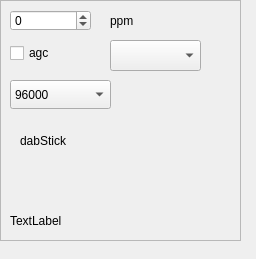
JvanKatwijk/drm-receiver, file devices/rtlsdr-handler/rtlsdr-widget.ui: the form before one commit.
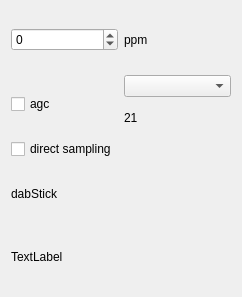
The form after the commit.

Commit message: modified rtlsdr handler

What changed in the file:
```diff
--- a/devices/rtlsdr-handler/rtlsdr-widget.ui
+++ b/devices/rtlsdr-handler/rtlsdr-widget.ui
@@ -6,50 +6,18 @@
    <rect>
     <x>0</x>
     <y>0</y>
-    <width>256</width>
-    <height>259</height>
+    <width>242</width>
+    <height>297</height>
    </rect>
   </property>
   <property name="windowTitle">
    <string>Form</string>
   </property>
-  <widget class="QFrame" name="frame">
-   <property name="geometry">
-    <rect>
-     <x>0</x>
-     <y>0</y>
-     <width>241</width>
-     <height>241</height>
-    </rect>
-   </property>
-   <property name="frameShape">
-    <enum>QFrame::StyledPanel</enum>
-   </property>
-   <property name="frameShadow">
-    <enum>QFrame::Raised</enum>
-   </property>
-   <widget class="QLabel" name="label">
-    <property name="geometry">
-     <rect>
-      <x>20</x>
-      <y>130</y>
-      <width>67</width>
-      <height>21</height>
-     </rect>
-    </property>
-    <property name="text">
-     <string>dabStick</string>
-    </property>
-   </widget>
+  <layout class="QVBoxLayout" name="verticalLayout_2">
+   <item>
+    <layout class="QHBoxLayout" name="horizontalLayout">
+     <item>
    <widget class="QSpinBox" name="f_correction">
-    <property name="geometry">
-     <rect>
-      <x>10</x>
-      <y>10</y>
-      <width>81</width>
-      <height>21</height>
-     </rect>
-    </property>
     <property name="toolTip">
      <string>&lt;html&gt;&lt;head/&gt;&lt;body&gt;&lt;p&gt;Set the ppm.&lt;/p&gt;&lt;/body&gt;&lt;/html&gt;</string>
     </property>
@@ -60,79 +28,20 @@
      <number>100</number>
     </property>
    </widget>
+     </item>
+     <item>
    <widget class="QLabel" name="label_4">
-    <property name="geometry">
-     <rect>
-      <x>110</x>
-      <y>10</y>
-      <width>31</width>
-      <height>21</height>
-     </rect>
-    </property>
     <property name="text">
      <string>ppm</string>
     </property>
    </widget>
-   <widget class="QLabel" name="statusLabel">
-    <property name="geometry">
-     <rect>
-      <x>10</x>
-      <y>170</y>
-      <width>121</width>
-      <height>20</height>
-     </rect>
-    </property>
-    <property name="text">
-     <string/>
-    </property>
-   </widget>
-   <widget class="QComboBox" name="rateSelector">
-    <property name="geometry">
-     <rect>
-      <x>10</x>
-      <y>80</y>
-      <width>101</width>
-      <height>29</height>
-     </rect>
-    </property>
-    <property name="toolTip">
-     <string>&lt;html&gt;&lt;head/&gt;&lt;body&gt;&lt;p&gt;Output frequency. Note that setting the output frequency to a different value requires pushing the startbutton of the SW software to continue.&lt;/p&gt;&lt;/body&gt;&lt;/html&gt;</string>
-    </property>
-    <item>
-     <property name="text">
-      <string>96000</string>
-     </property>
-    </item>
-    <item>
-     <property name="text">
-      <string>192000</string>
-     </property>
+     </item>
+    </layout>
     </item>
     <item>
-     <property name="text">
-      <string>512000</string>
-     </property>
-    </item>
+    <layout class="QHBoxLayout" name="horizontalLayout_2">
     <item>
-     <property name="text">
-      <string>384000</string>
-     </property>
-    </item>
-    <item>
-     <property name="text">
-      <string>768000</string>
-     </property>
-    </item>
-   </widget>
    <widget class="QCheckBox" name="checkAgc">
-    <property name="geometry">
-     <rect>
-      <x>10</x>
-      <y>40</y>
-      <width>61</width>
-      <height>26</height>
-     </rect>
-    </property>
     <property name="toolTip">
      <string>&lt;html&gt;&lt;head/&gt;&lt;body&gt;&lt;p&gt;Switch the Agc on or off.&lt;/p&gt;&lt;/body&gt;&lt;/html&gt;</string>
     </property>
@@ -140,30 +49,45 @@
      <string>agc</string>
     </property>
    </widget>
+     </item>
+     <item>
+      <layout class="QVBoxLayout" name="verticalLayout">
+       <item>
+        <widget class="QComboBox" name="combo_gain"/>
+       </item>
+       <item>
+        <widget class="QLabel" name="statusLabel">
+         <property name="text">
+          <string>21</string>
+         </property>
+        </widget>
+       </item>
+      </layout>
+     </item>
+    </layout>
+   </item>
+   <item>
+    <widget class="QCheckBox" name="directSamplingSwitch">
+     <property name="text">
+      <string>direct sampling</string>
+     </property>
+    </widget>
+   </item>
+   <item>
+    <widget class="QLabel" name="label">
+     <property name="text">
+      <string>dabStick</string>
+     </property>
+    </widget>
+   </item>
+   <item>
    <widget class="QLabel" name="deviceName">
-    <property name="geometry">
-     <rect>
-      <x>10</x>
-      <y>210</y>
-      <width>161</width>
-      <height>21</height>
-     </rect>
-    </property>
     <property name="text">
      <string>TextLabel</string>
     </property>
    </widget>
-   <widget class="QComboBox" name="combo_gain">
-    <property name="geometry">
-     <rect>
-      <x>110</x>
-      <y>40</y>
-      <width>91</width>
-      <height>31</height>
-     </rect>
-    </property>
-   </widget>
-  </widget>
+   </item>
+  </layout>
  </widget>
  <resources/>
  <connections/>
```
Lines whose indentation alone changed are shown as unchanged. The commit also changes 60 other files.
